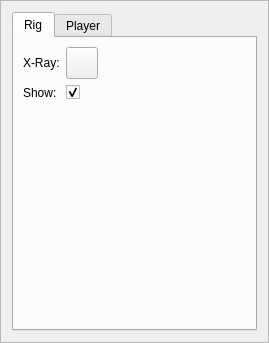
First picture: the form in Plugins/Animation/src/UI/AnimationUI.ui, repository yhunahrin/Radium-Engine, before the edit.
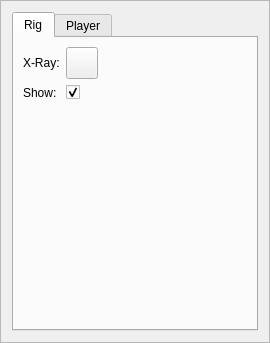
Second picture: the form after the edit. The open tabs and pages were chosen to show the change. Icons and pictures are not drawn.

Commit message: Add shortcut for xray ; Disable play animation at load ;

The edit to the form file:
```diff
--- a/Plugins/Animation/src/UI/AnimationUI.ui
+++ b/Plugins/Animation/src/UI/AnimationUI.ui
@@ -6,7 +6,7 @@
    <rect>
     <x>0</x>
     <y>0</y>
-    <width>269</width>
+    <width>270</width>
     <height>343</height>
    </rect>
   </property>
```
Left out of the diff: 5 changed lines with no effect on the pictures. The commit also changes 1 other file.
